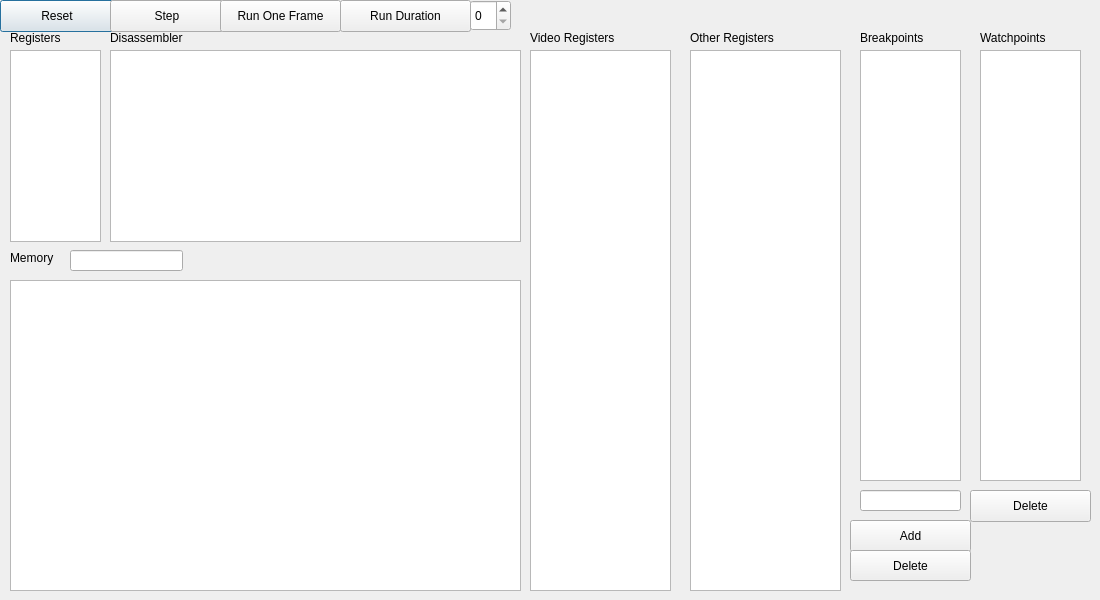
Before: the Qt Designer form GbmuUI/debuggerwindow.ui in nbouchinet/gbmu, drawn with Qt 5.
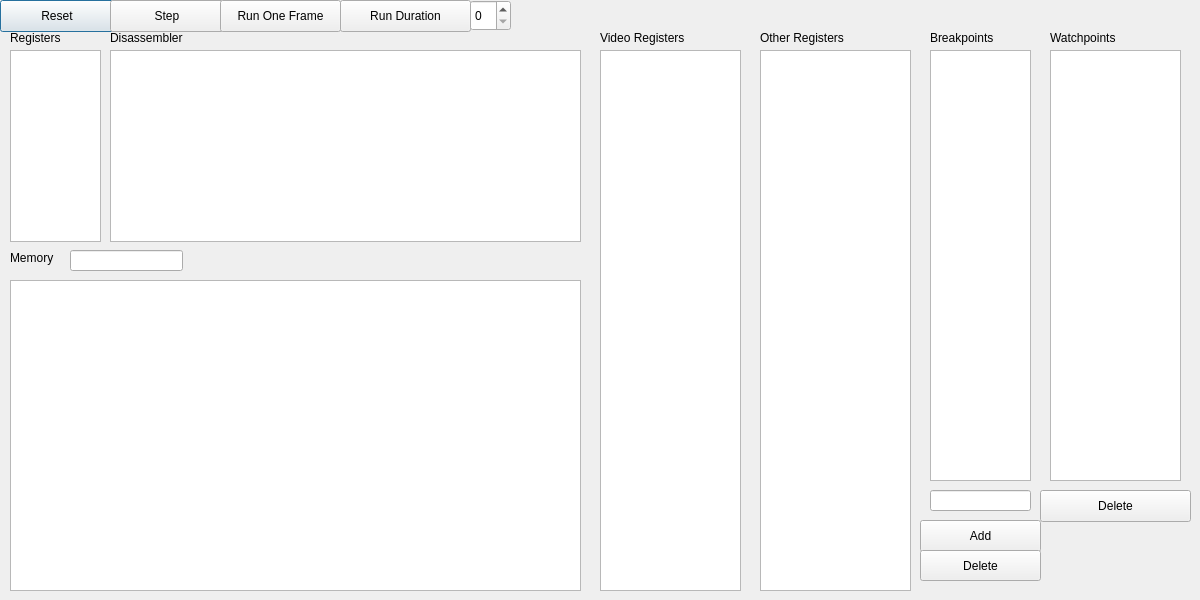
After: the same form once the commit is applied.

```diff
--- a/GbmuUI/debuggerwindow.ui
+++ b/GbmuUI/debuggerwindow.ui
@@ -6,19 +6,19 @@
    <rect>
     <x>0</x>
     <y>0</y>
-    <width>1100</width>
+    <width>1200</width>
     <height>600</height>
    </rect>
   </property>
   <property name="minimumSize">
    <size>
-    <width>1100</width>
+    <width>1200</width>
     <height>600</height>
    </size>
   </property>
   <property name="maximumSize">
    <size>
-    <width>1100</width>
+    <width>1200</width>
     <height>600</height>
    </size>
   </property>
@@ -129,7 +129,7 @@
   <widget class="QLabel" name="videoRegistersLabel">
    <property name="geometry">
     <rect>
-     <x>530</x>
+     <x>600</x>
      <y>30</y>
      <width>101</width>
      <height>16</height>
@@ -142,7 +142,7 @@
   <widget class="QLabel" name="otherRegisterslabel">
    <property name="geometry">
     <rect>
-     <x>690</x>
+     <x>760</x>
      <y>30</y>
      <width>101</width>
      <height>16</height>
@@ -157,7 +157,7 @@
     <rect>
      <x>10</x>
      <y>280</y>
-     <width>511</width>
+     <width>571</width>
      <height>311</height>
     </rect>
    </property>
@@ -167,7 +167,7 @@
     <rect>
      <x>110</x>
      <y>50</y>
-     <width>411</width>
+     <width>471</width>
      <height>192</height>
     </rect>
    </property>
@@ -185,7 +185,7 @@
   <widget class="QTableWidget" name="videoRegistersWidget">
    <property name="geometry">
     <rect>
-     <x>530</x>
+     <x>600</x>
      <y>50</y>
      <width>141</width>
      <height>541</height>
@@ -195,7 +195,7 @@
   <widget class="QTableWidget" name="otherRegistersWidget">
    <property name="geometry">
     <rect>
-     <x>690</x>
+     <x>760</x>
      <y>50</y>
      <width>151</width>
      <height>541</height>
@@ -205,7 +205,7 @@
   <widget class="QListWidget" name="breakpointsWidget">
    <property name="geometry">
     <rect>
-     <x>860</x>
+     <x>930</x>
      <y>50</y>
      <width>101</width>
      <height>431</height>
@@ -215,7 +215,7 @@
   <widget class="QLineEdit" name="breakpointsEdit">
    <property name="geometry">
     <rect>
-     <x>860</x>
+     <x>930</x>
      <y>490</y>
      <width>101</width>
      <height>21</height>
@@ -225,7 +225,7 @@
   <widget class="QPushButton" name="addBreakpointButton">
    <property name="geometry">
     <rect>
-     <x>850</x>
+     <x>920</x>
      <y>520</y>
      <width>121</width>
      <height>32</height>
@@ -238,7 +238,7 @@
   <widget class="QPushButton" name="deleteBreakpointButton">
    <property name="geometry">
     <rect>
-     <x>850</x>
+     <x>920</x>
      <y>550</y>
      <width>121</width>
      <height>31</height>
@@ -251,7 +251,7 @@
   <widget class="QLabel" name="breakpointsLabel">
    <property name="geometry">
     <rect>
-     <x>860</x>
+     <x>930</x>
      <y>30</y>
      <width>81</width>
      <height>16</height>
@@ -274,9 +274,9 @@
   <widget class="QListWidget" name="watchpointsWidget">
    <property name="geometry">
     <rect>
-     <x>980</x>
+     <x>1050</x>
      <y>50</y>
-     <width>101</width>
+     <width>131</width>
      <height>431</height>
     </rect>
    </property>
@@ -284,7 +284,7 @@
   <widget class="QLabel" name="wathpointsLabel">
    <property name="geometry">
     <rect>
-     <x>980</x>
+     <x>1050</x>
      <y>30</y>
      <width>81</width>
      <height>16</height>
@@ -297,9 +297,9 @@
   <widget class="QPushButton" name="deleteWatchpointButton">
    <property name="geometry">
     <rect>
-     <x>970</x>
+     <x>1040</x>
      <y>490</y>
-     <width>121</width>
+     <width>151</width>
      <height>32</height>
     </rect>
    </property>
```
